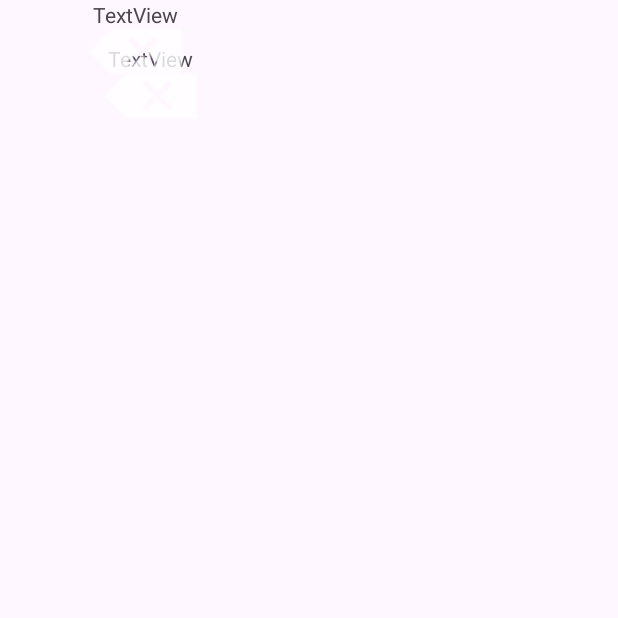
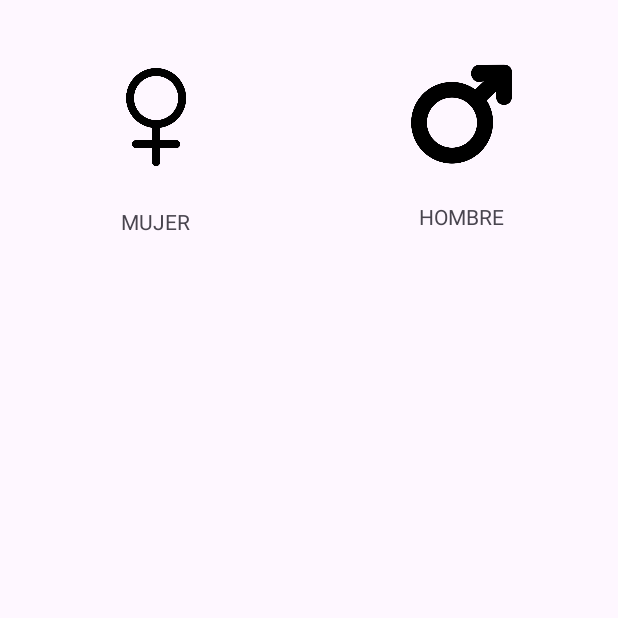
Before and after one commit to JulioAntelo/Actividad_04_PMDM, an Android app: the screen it shows after launch (MainActivity), on a phone screen of 412 x 824 dp, the top half of it. Before the commit the part shown is almost empty. Run offline under Robolectric (Android 15) with nearby library versions, the phone set to English and light mode, and no system bars.

Commit message:
se han metido images y arreglado los constraints

```diff
--- a/app/src/main/res/layout/activity_main.xml
+++ b/app/src/main/res/layout/activity_main.xml
@@ -10,67 +10,93 @@
 
     <androidx.constraintlayout.widget.ConstraintLayout
         android:id="@+id/constraintLayout"
-        android:layout_width="170dp"
+        android:layout_width="0dp"
         android:layout_height="158dp"
         android:layout_marginStart="16dp"
+        android:layout_marginEnd="27dp"
         app:layout_constraintBottom_toBottomOf="parent"
+        app:layout_constraintEnd_toStartOf="@+id/constraintLayout2"
         app:layout_constraintStart_toStartOf="parent"
         app:layout_constraintTop_toTopOf="parent"
         app:layout_constraintVertical_bias="0.044">
 
         <androidx.cardview.widget.CardView
+            android:id="@+id/cardView2"
             android:layout_width="match_parent"
-            android:layout_height="wrap_content" />
+            android:layout_height="wrap_content"
+            app:layout_constraintBottom_toBottomOf="parent"
+            app:layout_constraintStart_toStartOf="parent"
+            app:layout_constraintTop_toBottomOf="@+id/textView" />
 
         <ImageView
             android:id="@+id/imageView"
             android:layout_width="94dp"
-            android:layout_height="68dp"
+            android:layout_height="0dp"
+            android:layout_marginTop="16dp"
+            android:layout_marginBottom="25dp"
+            app:layout_constraintBottom_toTopOf="@+id/textView"
             app:layout_constraintEnd_toEndOf="parent"
-            app:layout_constraintHorizontal_bias="0.492"
             app:layout_constraintStart_toStartOf="parent"
-            app:srcCompat="@android:drawable/ic_input_delete"
-            tools:layout_editor_absoluteY="16dp" />
+            app:layout_constraintTop_toTopOf="parent"
+            app:srcCompat="@drawable/female"/>
 
         <TextView
             android:id="@+id/textView"
             android:layout_width="wrap_content"
             android:layout_height="wrap_content"
-            android:text="TextView"
+            android:layout_marginBottom="30dp"
+            android:text="@string/txtMujer"
+            app:layout_constraintBottom_toTopOf="@+id/cardView2"
             app:layout_constraintEnd_toEndOf="parent"
             app:layout_constraintHorizontal_bias="0.495"
             app:layout_constraintStart_toStartOf="parent"
-            tools:layout_editor_absoluteY="109dp" />
+            app:layout_constraintTop_toBottomOf="@+id/imageView" />
     </androidx.constraintlayout.widget.ConstraintLayout>
 
     <androidx.constraintlayout.widget.ConstraintLayout
-        android:layout_width="182dp"
+        android:id="@+id/constraintLayout2"
+        android:layout_width="0dp"
         android:layout_height="158dp"
-        tools:layout_editor_absoluteX="213dp"
-        tools:layout_editor_absoluteY="26dp">
+        android:layout_marginTop="26dp"
+
+        android:layout_marginEnd="16dp"
+        app:layout_constraintEnd_toEndOf="parent"
+        app:layout_constraintStart_toEndOf="@+id/constraintLayout"
+        app:layout_constraintTop_toTopOf="parent">
 
         <androidx.cardview.widget.CardView
-            android:layout_width="match_parent"
-            android:layout_height="wrap_content" />
+            android:id="@+id/cardView"
+            android:layout_width="0dp"
+            android:layout_height="wrap_content"
+            android:layout_marginBottom="16dp"
+            app:layout_constraintBottom_toTopOf="@+id/imageView1"
+            app:layout_constraintEnd_toEndOf="parent"
+            app:layout_constraintStart_toStartOf="parent"
+            app:layout_constraintTop_toTopOf="parent" />
 
         <ImageView
             android:id="@+id/imageView1"
             android:layout_width="94dp"
-            android:layout_height="68dp"
+            android:layout_height="0dp"
+            android:layout_marginBottom="25dp"
+            app:layout_constraintBottom_toTopOf="@+id/textView1"
             app:layout_constraintEnd_toEndOf="parent"
             app:layout_constraintHorizontal_bias="0.492"
             app:layout_constraintStart_toStartOf="parent"
-            app:srcCompat="@android:drawable/ic_input_delete"
-            tools:layout_editor_absoluteY="16dp" />
+            app:layout_constraintTop_toBottomOf="@+id/cardView"
+            app:srcCompat="@drawable/male"/>
 
         <TextView
             android:id="@+id/textView1"
             android:layout_width="wrap_content"
             android:layout_height="wrap_content"
-            android:text="TextView"
+            android:layout_marginBottom="30dp"
+            android:text="@string/TxtHombre"
+            app:layout_constraintBottom_toBottomOf="parent"
             app:layout_constraintEnd_toEndOf="parent"
             app:layout_constraintHorizontal_bias="0.495"
             app:layout_constraintStart_toStartOf="parent"
-            tools:layout_editor_absoluteY="109dp" />
+            app:layout_constraintTop_toBottomOf="@+id/imageView1" />
     </androidx.constraintlayout.widget.ConstraintLayout>
+
 </androidx.constraintlayout.widget.ConstraintLayout>
```
Also changed, not shown: app/src/main/res/drawable/female.png (added), app/src/main/res/drawable/male.png (added).
